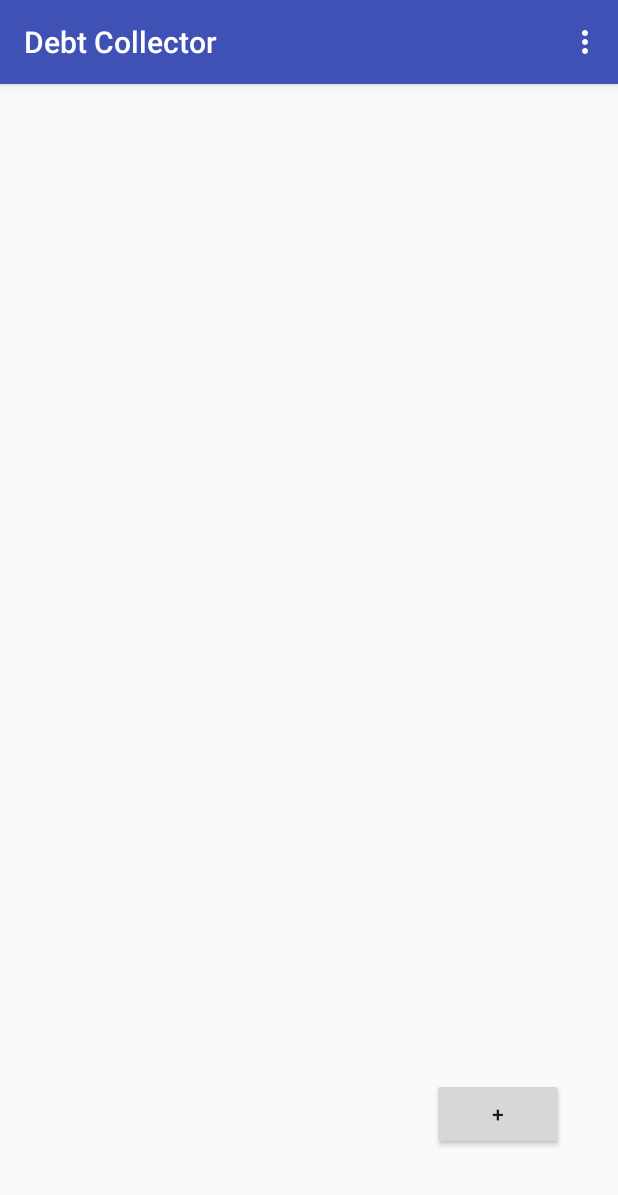
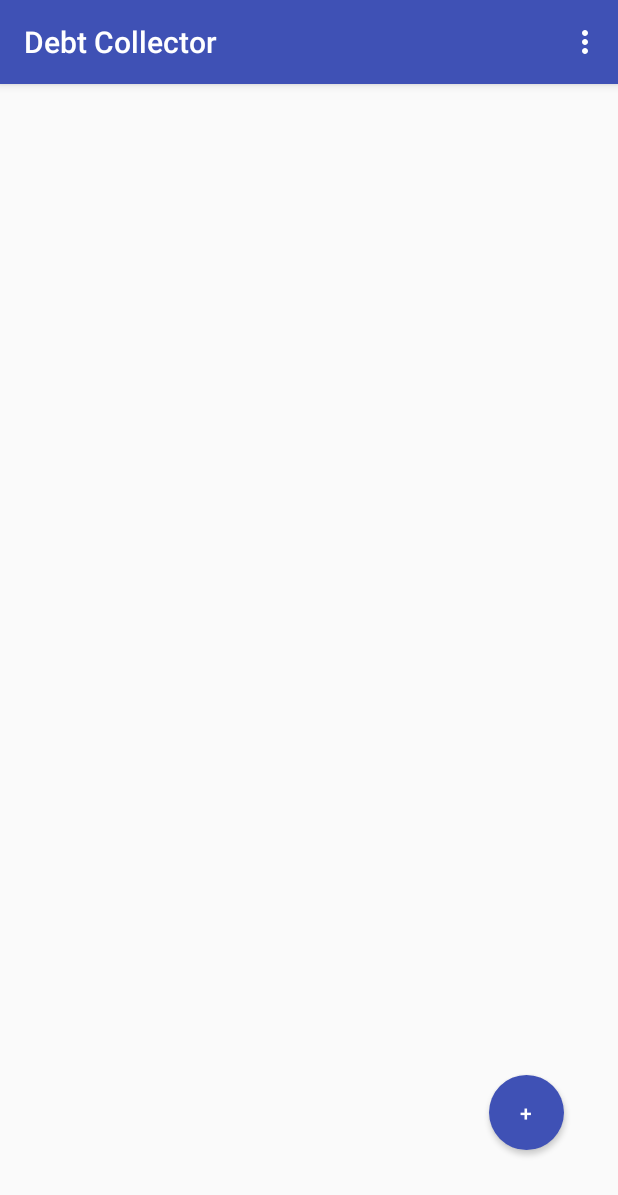
Before and after one commit to holgus103/DebtCollector, an Android app: the screen it shows after launch (Contacts), on a phone screen of 412 x 824 dp. Shown: the top 1195 px of the screen. Run offline under Robolectric (Android 15) with nearby library versions, the phone set to English and light mode, and no system bars.

Commit message:
Recent transactions and Archive
- Recent only displays unsettled transactions
- Archive displays only settled ones
- After task addition the user gets automatically redirected to Recent
- New cool button for adding contacts
- Recent gets refreshed after a transaction is marked as settled

```diff
--- a/app/src/main/java/debtcollector/holgus103/debtcollector/activities/AddTransaction.java
+++ b/app/src/main/java/debtcollector/holgus103/debtcollector/activities/AddTransaction.java
@@ -81,6 +81,7 @@ public class AddTransaction extends DebtCollectorActivity {
                         AddTransaction.this.getStringFromView(R.id.descriptionTextEdit)
                 );
                 transaction.insert(database);
+                AddTransaction.this.startActivity(Recent.class);
             }
         });
     }
--- a/app/src/main/java/debtcollector/holgus103/debtcollector/activities/DebtCollectorActivity.java
+++ b/app/src/main/java/debtcollector/holgus103/debtcollector/activities/DebtCollectorActivity.java
@@ -77,7 +77,10 @@ public abstract class DebtCollectorActivity extends AppCompatActivity implements
         }
         return true;
     }
-
+    protected void startActivity(Class<?> cls){
+        Intent intent = new Intent(this, cls);
+        this.startActivity(intent);
+    }
     protected void startActivity(Class<?> cls, int itemId) {
         Intent intent = new Intent(this, cls);
         intent.putExtra(DebtCollectorActivity.SELECTED_MENU_ITEM_ID, itemId);
--- a/app/src/main/java/debtcollector/holgus103/debtcollector/activities/Recent.java
+++ b/app/src/main/java/debtcollector/holgus103/debtcollector/activities/Recent.java
@@ -50,6 +50,8 @@ public class Recent extends DebtCollectorActivity implements DebtSettledDialog.I
         TransactionDao transaction = new TransactionDao(database, this.clickedTransactionID);
         transaction.markAsSettled(database);
         this.settledTransactions.add(this.clickedTransactionID);
+        this.adapter.getCursor().requery();
+        this.adapter.notifyDataSetChanged();
     }
 
     @Override
--- a/app/src/main/res/drawable/round_button.xml
+++ b/app/src/main/res/drawable/round_button.xml
@@ -1,9 +1,13 @@
 <?xml version="1.0" encoding="utf-8"?>
-<shape xmlns:android="http://schemas.android.com/apk/res/android"
-    android:shape="rectangle">
-    <solid android:color="#eeffffff" />
-    <corners android:bottomRightRadius="8dp"
-        android:bottomLeftRadius="8dp"
-        android:topRightRadius="8dp"
-        android:topLeftRadius="8dp"/>
-</shape>
+<selector xmlns:android="http://schemas.android.com/apk/res/android">
+    <item android:state_pressed="false">
+        <shape android:shape="oval">
+            <solid android:color="@color/colorPrimary"/>
+        </shape>
+    </item>
+    <item android:state_pressed="true">
+        <shape android:shape="oval">
+            <solid android:color="@color/colorPrimaryDark"/>
+        </shape>
+    </item>
+</selector>
--- a/app/src/main/res/layout/activity_archive.xml
+++ b/app/src/main/res/layout/activity_archive.xml
@@ -9,4 +9,10 @@
     android:paddingTop="@dimen/activity_vertical_margin"
     tools:context=".activities.Archive">
 
+    <ListView
+        android:layout_width="wrap_content"
+        android:layout_height="wrap_content"
+        android:id="@+id/archivedTransactionsListView"
+        android:layout_alignParentTop="true"
+        android:layout_alignParentStart="true" />
 </RelativeLayout>
--- a/app/src/main/res/layout/activity_contacts.xml
+++ b/app/src/main/res/layout/activity_contacts.xml
@@ -9,11 +9,12 @@
     android:paddingTop="@dimen/activity_vertical_margin"
     tools:context=".activities.Contacts">
 
-
     <Button
-        android:layout_width="wrap_content"
-        android:layout_height="wrap_content"
+        android:layout_width="50dp"
+        android:layout_height="50dp"
         android:text="+"
+        android:textColor="@color/colorWhite"
+        android:background="@drawable/round_button"
         android:id="@+id/add_contact_btn"
         android:layout_alignParentBottom="true"
         android:layout_alignParentEnd="true"
--- a/app/src/main/res/values/colors.xml
+++ b/app/src/main/res/values/colors.xml
@@ -3,4 +3,5 @@
     <color name="colorPrimary">#3F51B5</color>
     <color name="colorPrimaryDark">#303F9F</color>
     <color name="colorAccent">#FF4081</color>
+    <color name="colorWhite">#FFFFFF</color>
 </resources>
```
Also changed, not shown: app/src/main/java/debtcollector/holgus103/debtcollector/activities/Archive.java (+16 -0 lines), app/src/main/java/debtcollector/holgus103/debtcollector/db/dao/TransactionDao.java (+14 -0 lines), app/src/main/res/values-v21/styles.xml (added, +9 -0 lines).
